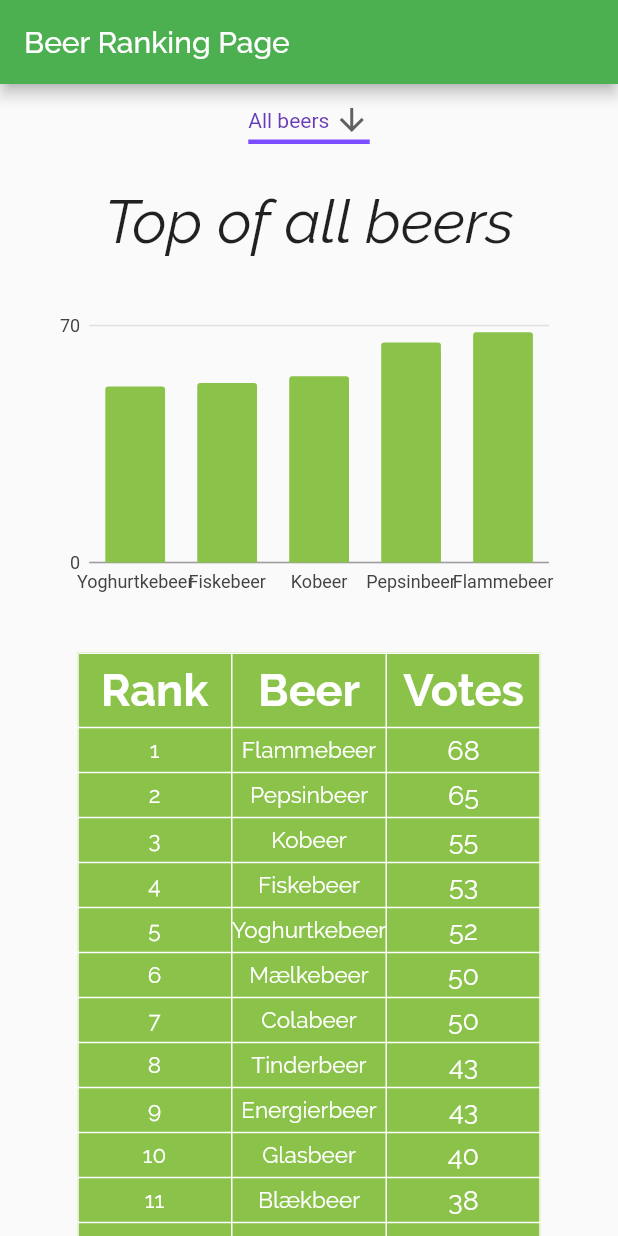
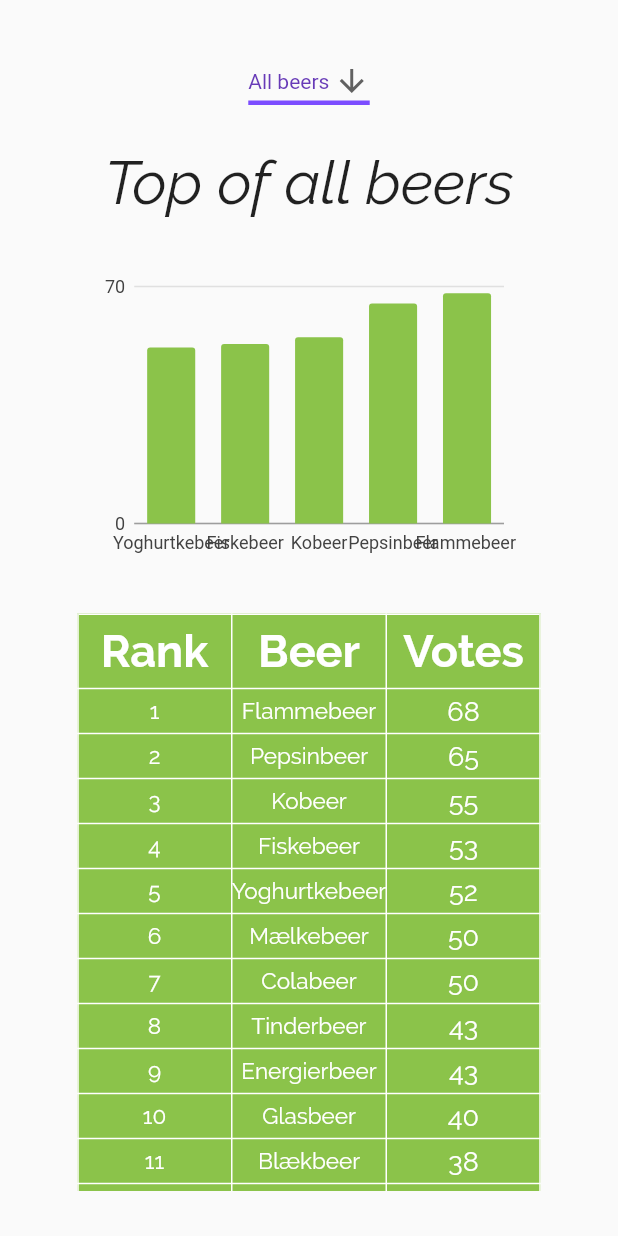
Before and after one commit to Snailed/beer-tinder-flutter, a Flutter app: the BeerRankingPage widget shown alone on an empty page, opened directly, on a phone screen of 412 x 824 dp. Run offline on Flutter 3.47's test engine with Material 2 defaults, Android fonts, the phone set to English and light mode, and no system bars; our stand-ins replace charts_flutter, flutter_svg.

Commit message:
Small merge fixes

```diff
--- a/lib/beer-ranking-page.dart
+++ b/lib/beer-ranking-page.dart
@@ -205,13 +205,9 @@ class _BeerRankingPageState extends State<BeerRankingPage> {
 
 
 
-    return Scaffold(
-      appBar: AppBar(
-        // Here we take the value from the BeerRankingPage object that was created by
-        // the App.build method, and use it to set our appbar title.
-        title: Text('Beer Ranking Page'),
-      ),
-      body: Center(
+    return Container(
+        padding: EdgeInsets.all(30.0),
+        child: Center(
         // Center is a layout widget. It takes a single child and positions it
         // in the middle of the parent.
         child: new Container(
```
